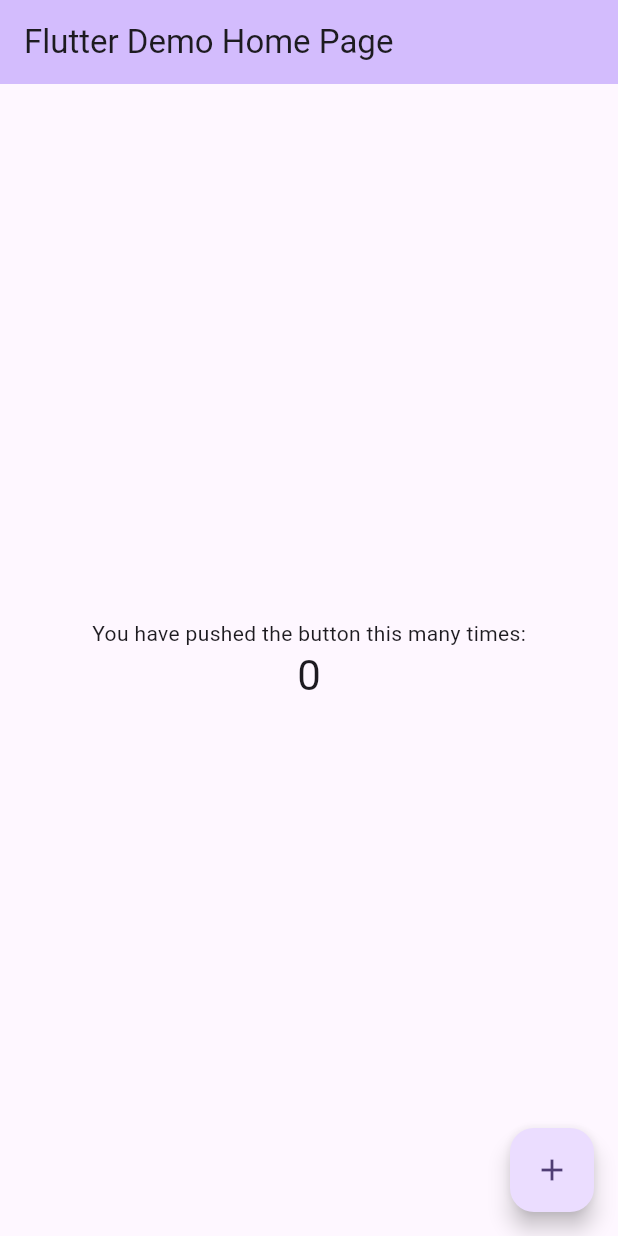
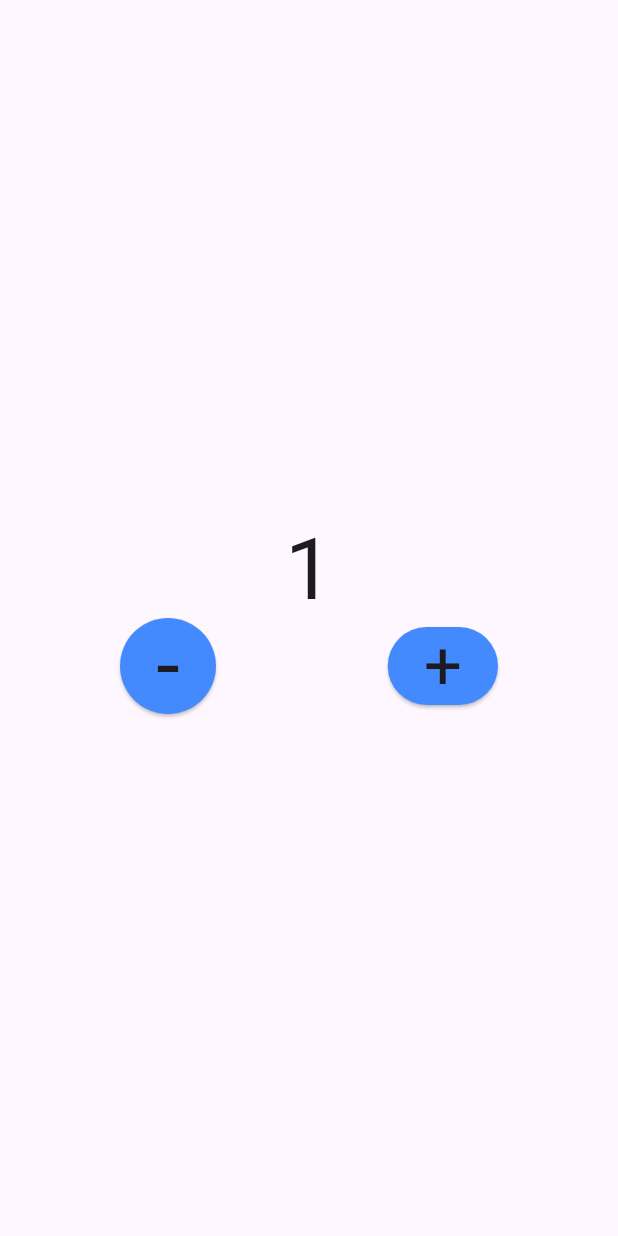
Before and after one commit to Tapendu1bakuli/BlocChangeState, a Flutter app: the screen it shows after launch, on a phone screen of 412 x 824 dp. Run offline on Flutter 3.47's test engine with Material 3 defaults, Android fonts, the phone set to English and light mode, and no system bars.

Commit message:
Ui design done bloc implementation needed

```diff
--- a/lib/main.dart
+++ b/lib/main.dart
@@ -1,3 +1,4 @@
+import 'package:bloc_state_project1/presentation/home_screen.dart';
 import 'package:flutter/material.dart';
 
 void main() {
@@ -13,113 +14,10 @@
     return MaterialApp(
       title: 'Flutter Demo',
       theme: ThemeData(
-        // This is the theme of your application.
-        //
-        // TRY THIS: Try running your application with "flutter run". You'll see
-        // the application has a purple toolbar. Then, without quitting the app,
-        // try changing the seedColor in the colorScheme below to Colors.green
-        // and then invoke "hot reload" (save your changes or press the "hot
-        // reload" button in a Flutter-supported IDE, or press "r" if you used
-        // the command line to start the app).
-        //
-        // Notice that the counter didn't reset back to zero; the application
-        // state is not lost during the reload. To reset the state, use hot
-        // restart instead.
-        //
-        // This works for code too, not just values: Most code changes can be
-        // tested with just a hot reload.
         colorScheme: ColorScheme.fromSeed(seedColor: Colors.deepPurple),
         useMaterial3: true,
       ),
-      home: const MyHomePage(title: 'Flutter Demo Home Page'),
+      home: const HomeScreen(),
     );
   }
 }
-
-class MyHomePage extends StatefulWidget {
-  const MyHomePage({super.key, required this.title});
-
-  // This widget is the home page of your application. It is stateful, meaning
-  // that it has a State object (defined below) that contains fields that affect
-  // how it looks.
-
-  // This class is the configuration for the state. It holds the values (in this
-  // case the title) provided by the parent (in this case the App widget) and
-  // used by the build method of the State. Fields in a Widget subclass are
-  // always marked "final".
-
-  final String title;
-
-  @override
-  State<MyHomePage> createState() => _MyHomePageState();
-}
-
-class _MyHomePageState extends State<MyHomePage> {
-  int _counter = 0;
-
-  void _incrementCounter() {
-    setState(() {
-      // This call to setState tells the Flutter framework that something has
-      // changed in this State, which causes it to rerun the build method below
-      // so that the display can reflect the updated values. If we changed
-      // _counter without calling setState(), then the build method would not be
-      // called again, and so nothing would appear to happen.
-      _counter++;
-    });
-  }
-
-  @override
-  Widget build(BuildContext context) {
-    // This method is rerun every time setState is called, for instance as done
-    // by the _incrementCounter method above.
-    //
-    // The Flutter framework has been optimized to make rerunning build methods
-    // fast, so that you can just rebuild anything that needs updating rather
-    // than having to individually change instances of widgets.
-    return Scaffold(
-      appBar: AppBar(
-        // TRY THIS: Try changing the color here to a specific color (to
-        // Colors.amber, perhaps?) and trigger a hot reload to see the AppBar
-        // change color while the other colors stay the same.
-        backgroundColor: Theme.of(context).colorScheme.inversePrimary,
-        // Here we take the value from the MyHomePage object that was created by
-        // the App.build method, and use it to set our appbar title.
-        title: Text(widget.title),
-      ),
-      body: Center(
-        // Center is a layout widget. It takes a single child and positions it
-        // in the middle of the parent.
-        child: Column(
-          // Column is also a layout widget. It takes a list of children and
-          // arranges them vertically. By default, it sizes itself to fit its
-          // children horizontally, and tries to be as tall as its parent.
-          //
-          // Column has various properties to control how it sizes itself and
-          // how it positions its children. Here we use mainAxisAlignment to
-          // center the children vertically; the main axis here is the vertical
-          // axis because Columns are vertical (the cross axis would be
-          // horizontal).
-          //
-          // TRY THIS: Invoke "debug painting" (choose the "Toggle Debug Paint"
-          // action in the IDE, or press "p" in the console), to see the
-          // wireframe for each widget.
-          mainAxisAlignment: MainAxisAlignment.center,
-          children: <Widget>[
-            const Text(
-              'You have pushed the button this many times:',
-            ),
-            Text(
-              '$_counter',
-              style: Theme.of(context).textTheme.headlineMedium,
-            ),
-          ],
-        ),
-      ),
-      floatingActionButton: FloatingActionButton(
-        onPressed: _incrementCounter,
-        tooltip: 'Increment',
-        child: const Icon(Icons.add),
-      ), // This trailing comma makes auto-formatting nicer for build methods.
-    );
-  }
-}
--- a/lib/presentation/home_screen.dart
+++ b/lib/presentation/home_screen.dart
@@ -0,0 +1,46 @@
+import 'package:flutter/cupertino.dart';
+import 'package:flutter/material.dart';
+
+class HomeScreen extends StatelessWidget {
+  const HomeScreen({super.key});
+
+  @override
+  Widget build(BuildContext context) {
+    return Scaffold(
+      body: Center(
+        child: Column(
+          crossAxisAlignment: CrossAxisAlignment.center,
+          mainAxisAlignment: MainAxisAlignment.center,
+          children: [
+            Text(
+              "1",
+              style: Theme.of(context).textTheme.displayLarge,
+            ),
+            Padding(
+              padding: const EdgeInsets.symmetric(horizontal: 80),
+              child: Row(
+                children: [
+                  ElevatedButton(
+                    onPressed: () {},
+                    style: ElevatedButton.styleFrom(
+                        backgroundColor: Colors.blueAccent),
+                    child: Text("-",
+                        style: Theme.of(context).textTheme.displayLarge),
+                  ),
+                  Spacer(),
+                  ElevatedButton(
+                    onPressed: () {},
+                    style: ElevatedButton.styleFrom(
+                        backgroundColor: Colors.blueAccent),
+                    child: Text("+",
+                        style: Theme.of(context).textTheme.displayMedium),
+                  )
+                ],
+              ),
+            )
+          ],
+        ),
+      ),
+    );
+  }
+}
```
